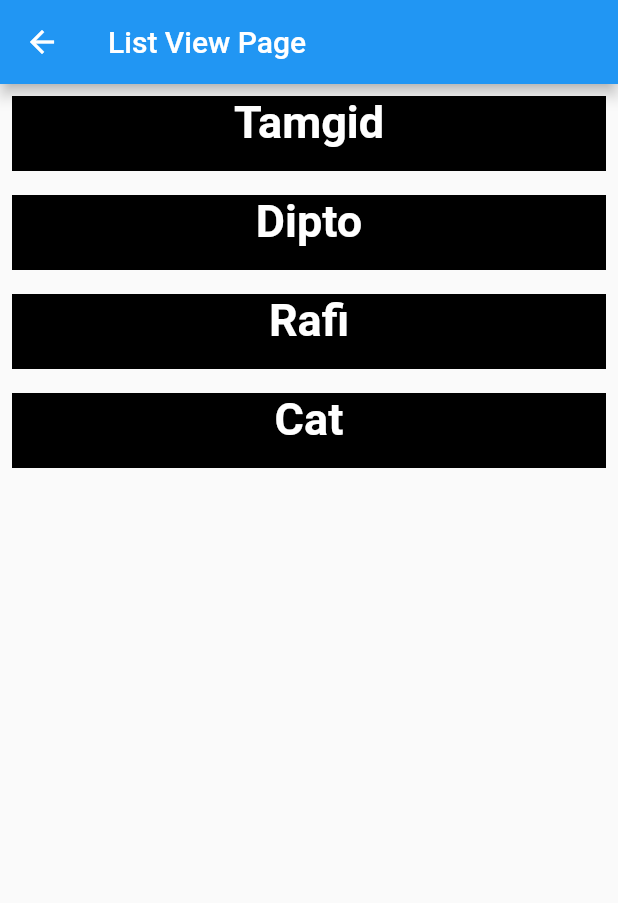
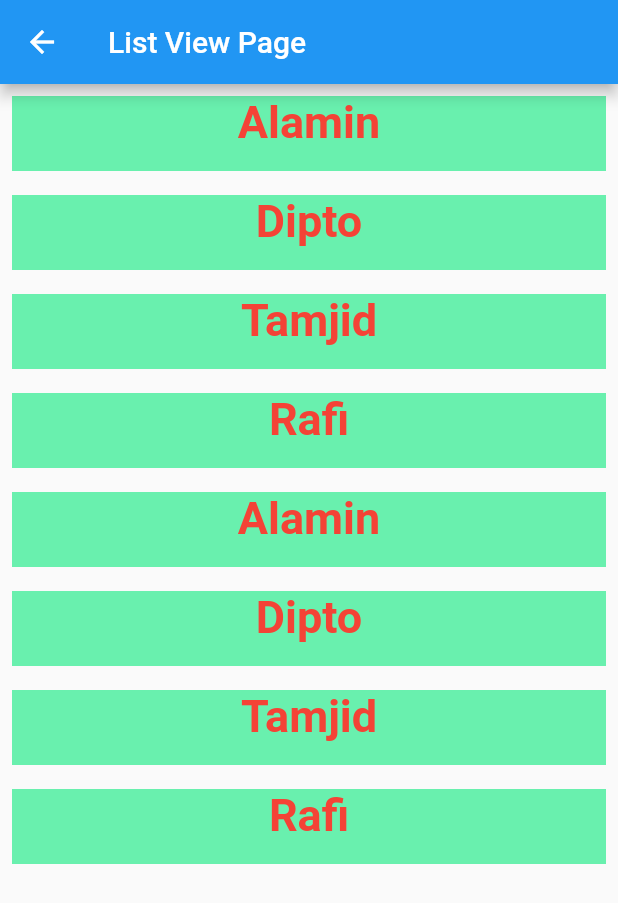
Before and after one commit to ttcapp/sultan, a Flutter app: the ListPage screen opened directly, on a phone screen of 412 x 824 dp. Shown: the top 903 px of the screen. Run offline on Flutter 3.47's test engine with Material 2 defaults, Android fonts, the phone set to English and light mode, and no system bars; missing offline and left inert: slide_drawer.

```diff
--- a/lib/list_page.dart
+++ b/lib/list_page.dart
@@ -1,6 +1,6 @@
+import 'package:flutter/cupertino.dart';
 import 'package:flutter/material.dart';
 import 'package:sultan/demo_page.dart';
-
 class ListPage extends StatefulWidget {
   const ListPage({Key? key}) : super(key: key);
 
@@ -9,12 +9,15 @@ class ListPage extends StatefulWidget {
 }
 
 List <String> stdList=[
-  "Tamgid",
+  "Alamin",
   "Dipto",
+  "Tamjid",
   "Rafi",
-  "Cat",
+  "Alamin",
+  "Dipto",
+  "Tamjid",
+  "Rafi",
 ];
-
 
 class _ListPageState extends State<ListPage> {
   @override
@@ -27,27 +30,29 @@ class _ListPageState extends State<ListPage> {
         children: [
           Expanded(
             child: ListView.builder(
-              itemCount: stdList.length,
+                itemCount: stdList.length,
                 itemBuilder: (context,index){
                   return Padding(
                     padding: const EdgeInsets.all(8.0),
                     child: InkWell(
                       onTap: (){
-                        Navigator.push(context, MaterialPageRoute(builder: (context)=>DemoPage()));
+                        Navigator.push(context,
+                            MaterialPageRoute(builder:
+                                (context)=>DemoPage()));
                       },
                       child: Container(
                         height: 50,
                         width: 180,
-                        color: Colors.black,
+                        color: Colors.greenAccent,
                         child: Text(stdList[index],
-                        textAlign: TextAlign.center,
-                        style: TextStyle(color: Colors.white,
-                        fontWeight: FontWeight.bold,fontSize: 30),
-                        ),
+                          textAlign: TextAlign.center,
+                          style: TextStyle(color: Colors.red,
+                              fontWeight: FontWeight.bold,fontSize: 30),),
                       ),
                     ),
                   );
-                }),
+                }
+            ),
           )
         ],
       ),
--- a/lib/sign_up.dart
+++ b/lib/sign_up.dart
@@ -1,5 +1,5 @@
 import 'package:flutter/material.dart';
-String _email="dxcat";
+String _email="dxcat2003@gmail.com";
 String _password="dxjui";
 final _formKey=GlobalKey<FormState>();
 
@@ -63,9 +63,7 @@ class _SignUpState extends State<SignUp> {
                         )
                     ),
                   ),
-                  SizedBox(
-                    height: 20,
-                  ),
+
                 ],
               ),
             ),
```
Also changed, not shown: pubspec.yaml (+94 -1 lines), lib/main.dart (indentation only), pubspec.lock.
